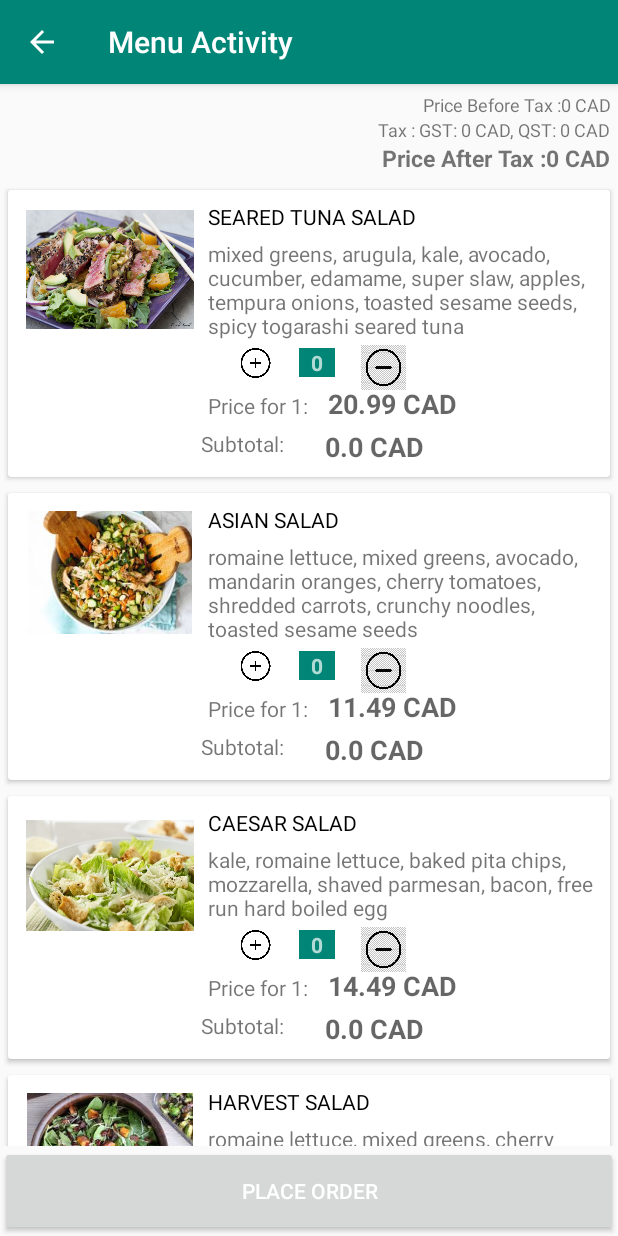
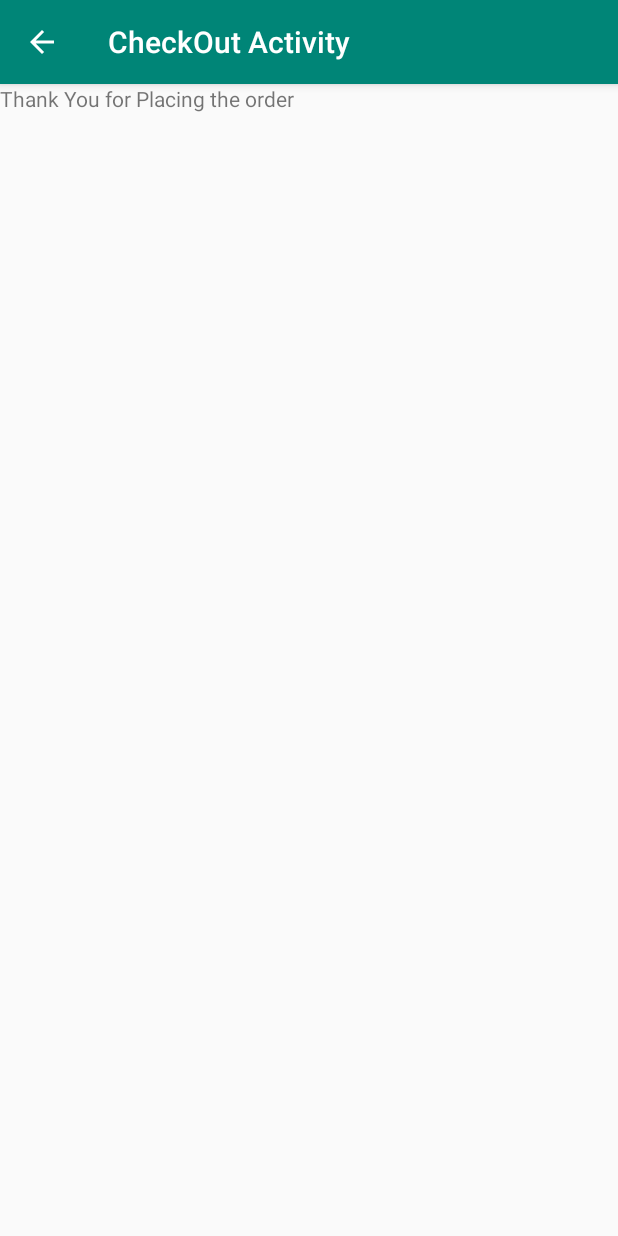
Before and after one commit to neeluchawla/ChawlaShop, an Android app: the MenuActivity screen opened directly, with no data from a screen before it, after a tap on "PLACE ORDER", on a phone screen of 412 x 824 dp. Run offline under Robolectric (Android 15) with nearby library versions, the phone set to English and light mode, and no system bars; 2 other taps on this screen came first.

Commit message:
Added Checkout page

```diff
--- /dev/null
+++ b/app/src/main/java/com/application/chawlashop/CheckOutActivity.java
@@ -0,0 +1,14 @@
+package com.application.chawlashop;
+
+import androidx.appcompat.app.AppCompatActivity;
+
+import android.os.Bundle;
+
+public class CheckOutActivity extends AppCompatActivity {
+
+    @Override
+    protected void onCreate(Bundle savedInstanceState) {
+        super.onCreate(savedInstanceState);
+        setContentView(R.layout.activity_check_out);
+    }
+}
--- a/app/src/main/java/com/application/chawlashop/MenuActivity.java
+++ b/app/src/main/java/com/application/chawlashop/MenuActivity.java
@@ -4,6 +4,7 @@ import androidx.appcompat.app.AppCompatActivity;
 import androidx.recyclerview.widget.LinearLayoutManager;
 import androidx.recyclerview.widget.RecyclerView;
 
+import android.content.Intent;
 import android.database.DataSetObserver;
 import android.os.Bundle;
 import android.util.Log;
@@ -125,5 +126,7 @@ public class MenuActivity extends AppCompatActivity {
         return tax;
     }
     public void insertOrder(View view) {
+        Intent intent = new Intent(this, CheckOutActivity.class);
+        startActivity(intent);
     }
 }
--- /dev/null
+++ b/app/src/main/res/layout/activity_check_out.xml
@@ -0,0 +1,16 @@
+<?xml version="1.0" encoding="utf-8"?>
+<androidx.constraintlayout.widget.ConstraintLayout xmlns:android="http://schemas.android.com/apk/res/android"
+    xmlns:app="http://schemas.android.com/apk/res-auto"
+    xmlns:tools="http://schemas.android.com/tools"
+    android:layout_width="match_parent"
+    android:layout_height="match_parent"
+    tools:context=".CheckOutActivity">
+
+    <TextView
+        android:id="@+id/textView2"
+        android:layout_width="wrap_content"
+        android:layout_height="wrap_content"
+        android:text="Thank You for Placing the order"
+        tools:layout_editor_absoluteX="61dp"
+        tools:layout_editor_absoluteY="100dp" />
+</androidx.constraintlayout.widget.ConstraintLayout>
```
Also changed, not shown: app/src/main/AndroidManifest.xml (+12 -4 lines).
